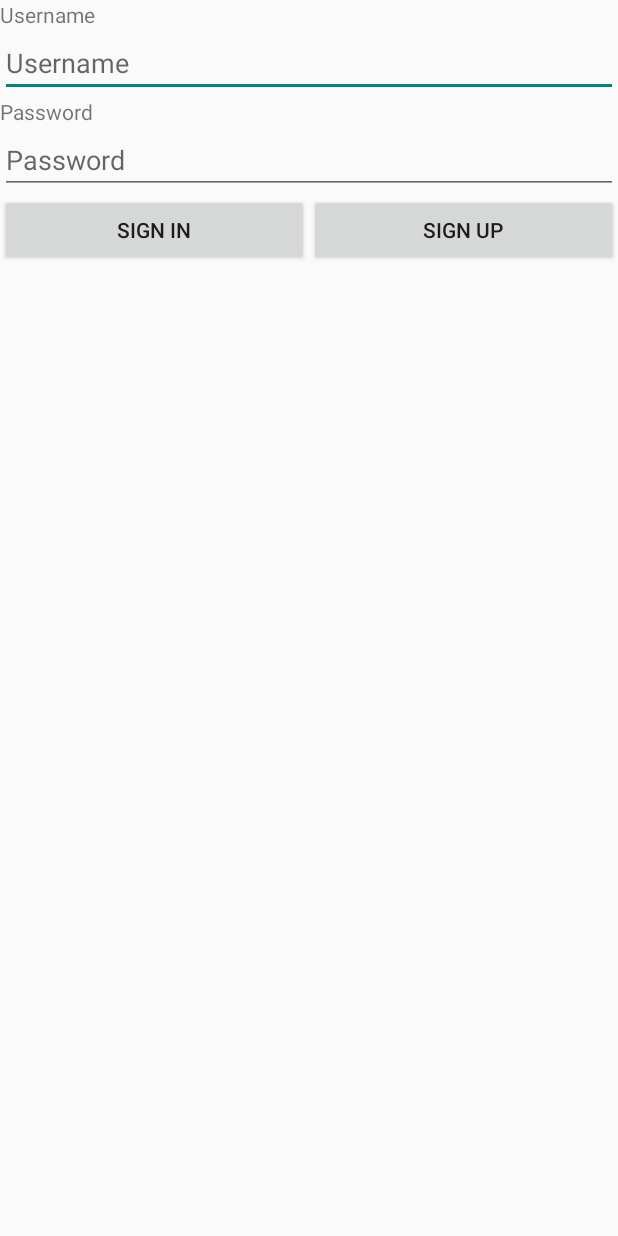
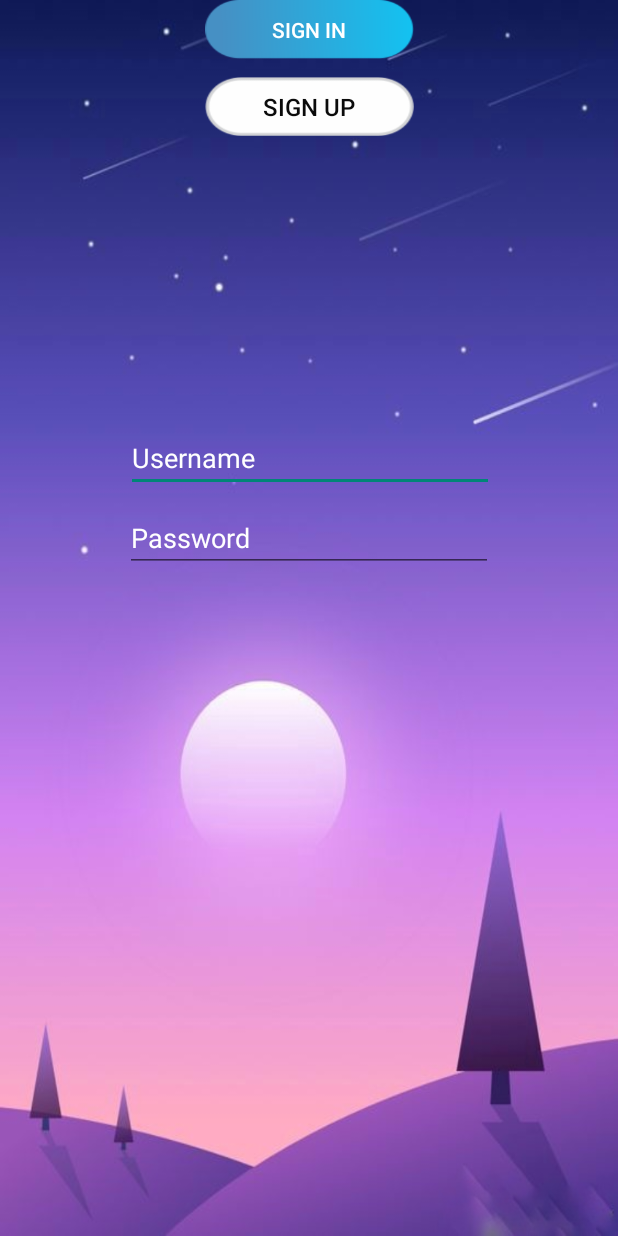
Before and after one commit to A1stTimePlay/Messenger, an Android app: the screen it shows after launch (View), on a phone screen of 412 x 824 dp. Run offline under Robolectric (Android 15) with nearby library versions, the phone set to English and light mode, and no system bars; 2 statements that could not run were skipped.

Commit message:
edit view

```diff
--- a/app/src/main/res/layout/activity_friend_list.xml
+++ b/app/src/main/res/layout/activity_friend_list.xml
@@ -17,15 +17,16 @@
 
     </android.support.design.widget.AppBarLayout>
 
+
     <android.support.v7.widget.RecyclerView
         android:id="@+id/recyclerView"
         android:layout_width="match_parent"
         android:layout_height="match_parent"
         android:layout_marginLeft="@dimen/item_offset"
+        android:layout_marginTop="@dimen/item_offset"
         android:layout_marginRight="@dimen/item_offset"
-        android:layout_marginTop="@dimen/item_offset"
+        android:background="@raw/bg_message"
         app:layout_behavior="@string/appbar_scrolling_view_behavior" />
-
 
     <android.support.design.widget.FloatingActionButton
         android:id="@+id/fabAddFriend"
--- a/app/src/main/res/layout/activity_login.xml
+++ b/app/src/main/res/layout/activity_login.xml
@@ -4,64 +4,77 @@
     xmlns:tools="http://schemas.android.com/tools"
     android:layout_width="match_parent"
     android:layout_height="match_parent"
+    android:layout_gravity="center"
+    android:background="@raw/bn"
     tools:context=".View.Login.View">
 
-    <LinearLayout
-        android:layout_width="0dp"
-        android:layout_height="0dp"
-        android:orientation="vertical"
+    <Button
+        android:id="@+id/btnSignin"
+        android:layout_width="139dp"
+        android:layout_height="39dp"
+        android:layout_marginStart="8dp"
+        android:layout_marginEnd="8dp"
+        android:background="@raw/dangnhap"
+        android:text="@string/signin"
+        android:textColor="#fff"
+        app:layout_constraintEnd_toEndOf="parent"
+        app:layout_constraintHorizontal_bias="0.502"
+        app:layout_constraintStart_toStartOf="parent"
+        tools:ignore="MissingConstraints"
+        tools:layout_editor_absoluteY="416dp" />
+
+    <EditText
+        android:id="@+id/txtTenLogin"
+        android:layout_width="245dp"
+        android:layout_height="wrap_content"
+        android:layout_marginStart="8dp"
+        android:layout_marginTop="8dp"
+        android:layout_marginEnd="8dp"
+        android:layout_marginBottom="8dp"
+        android:autofillHints=""
+        android:ems="10"
+        android:hint="@string/username"
+        android:inputType="text"
+        android:textColor="@color/white"
+        android:textColorHint="@color/white"
         app:layout_constraintBottom_toBottomOf="parent"
         app:layout_constraintEnd_toEndOf="parent"
+        app:layout_constraintHorizontal_bias="0.504"
         app:layout_constraintStart_toStartOf="parent"
-        app:layout_constraintTop_toTopOf="parent">
-
-        <TextView
-            android:id="@+id/tvUsername"
-            android:layout_width="match_parent"
-            android:layout_height="wrap_content"
-            android:text="@string/username" />
-
-        <EditText
-            android:id="@+id/etUsername"
-            android:layout_width="match_parent"
-            android:layout_height="wrap_content"
-            android:ems="10"
-            android:hint="@string/username"
-            android:inputType="textPersonName" />
-
-        <TextView
-            android:id="@+id/tvPassword"
-            android:layout_width="match_parent"
-            android:layout_height="wrap_content"
-            android:text="@string/password" />
+        app:layout_constraintTop_toTopOf="parent"
+        app:layout_constraintVertical_bias="0.36" />
 
     <EditText
         android:id="@+id/etPassword"
-            android:layout_width="match_parent"
+        android:layout_width="245dp"
         android:layout_height="wrap_content"
+        android:layout_marginStart="8dp"
+        android:layout_marginTop="8dp"
+        android:layout_marginEnd="8dp"
         android:ems="10"
         android:hint="@string/password"
-            android:inputType="textPassword" />
-
-        <LinearLayout
-            android:layout_width="match_parent"
-            android:layout_height="match_parent"
-            android:orientation="horizontal">
-
-            <Button
-                android:id="@+id/btnSignin"
-                android:layout_width="match_parent"
-                android:layout_height="wrap_content"
-                android:layout_weight="1"
-                android:text="@string/signin" />
+        android:inputType="numberPassword"
+        android:textColor="@color/white"
+        android:textColorHint="@color/white"
+        app:layout_constraintEnd_toEndOf="parent"
+        app:layout_constraintStart_toStartOf="parent"
+        app:layout_constraintTop_toBottomOf="@+id/txtTenLogin"
+        android:autofillHints="" />
 
     <Button
         android:id="@+id/btnSignup"
-                android:layout_width="match_parent"
-                android:layout_height="wrap_content"
-                android:layout_weight="1"
-                android:text="@string/signnup" />
-
-        </LinearLayout>
-    </LinearLayout>
+        android:layout_width="139dp"
+        android:layout_height="39dp"
+        android:layout_marginStart="8dp"
+        android:layout_marginTop="12dp"
+        android:layout_marginEnd="8dp"
+        android:background="@raw/dangky"
+        android:gravity="center"
+        android:text="@string/signnup"
+        android:textColor="#0b0b0b"
+        android:textSize="16sp"
+        app:layout_constraintEnd_toEndOf="parent"
+        app:layout_constraintHorizontal_bias="0.502"
+        app:layout_constraintStart_toStartOf="parent"
+        app:layout_constraintTop_toBottomOf="@+id/btnSignin" />
 </android.support.constraint.ConstraintLayout>
--- a/app/src/main/res/layout/callscreen.xml
+++ b/app/src/main/res/layout/callscreen.xml
@@ -78,16 +78,17 @@
         android:layout_height="0dp"
         android:background="@color/greyish"
         android:layout_weight="1">
+
         <Button
             android:id="@+id/hangupButton"
-            android:paddingBottom="20dp"
-            android:paddingTop="20dp"
             android:layout_width="wrap_content"
             android:layout_height="wrap_content"
             android:layout_centerInParent="true"
+            android:background="#B763E4"
+            android:paddingTop="20dp"
+            android:paddingBottom="20dp"
             android:text="END call"
-            android:textSize="20sp"
-            />
+            android:textSize="20sp" />
 
     </RelativeLayout>
 
--- a/app/src/main/res/layout/incoming.xml
+++ b/app/src/main/res/layout/incoming.xml
@@ -58,15 +58,22 @@
             android:layout_width="wrap_content"
             android:layout_height="wrap_content"
             android:text="Answer"
+            android:background="@color/xanhlacay"
             android:textSize="20sp"
+            android:textColor="@color/white"
+
             />
+
         <Button
             android:id="@+id/declineButton"
             android:layout_width="wrap_content"
             android:layout_height="wrap_content"
-            android:text="Cancel"
-            android:textSize="20sp"
-            android:layout_toRightOf="@+id/answerButton"/>
+            android:layout_marginLeft="29dp"
+            android:layout_toRightOf="@+id/answerButton"
+            android:background="@color/red"
+            android:text="decline"
+            android:textColor="@color/white"
+            android:textSize="20sp" />
 
     </RelativeLayout>
 
--- /dev/null
+++ b/app/src/main/res/raw/button_accept.xml
@@ -0,0 +1,5 @@
+<selector xmlns:android="http://schemas.android.com/apk/res/android">
+    <item android:state_pressed="true" android:raw="@raw/small_green_pressed"/>
+    <item android:state_pressed="false" android:raw="@raw/small_green_normal"/>
+    <item android:raw="@drawable/small_green_normal"/>
+</selector>
--- /dev/null
+++ b/app/src/main/res/raw/button_decline.xml
@@ -0,0 +1,5 @@
+<selector xmlns:android="http://schemas.android.com/apk/res/android">
+    <item android:state_pressed="true" android:drawable="@drawable/small_red_pressed"/>
+    <item android:state_pressed="false" android:drawable="@drawable/small_red_normal"/>
+    <item android:drawable="@drawable/small_red_normal"/>
+</selector>
--- /dev/null
+++ b/app/src/main/res/raw/button_end.xml
@@ -0,0 +1,5 @@
+<selector xmlns:android="http://schemas.android.com/apk/res/android">
+    <item android:state_pressed="true" android:drawable="@drawable/big_red_pressed"/>
+    <item android:state_pressed="false" android:drawable="@drawable/big_red_normal"/>
+    <item android:drawable="@drawable/big_red_normal"/>
+</selector>
--- a/app/src/main/res/values/colors.xml
+++ b/app/src/main/res/values/colors.xml
@@ -4,8 +4,13 @@
     <color name="colorPrimaryDark">#6200ea</color>
     <color name="colorAccent">#f50057</color>
     <color name="white">#ffffff</color>
-
+    <color name="red">#FF0000</color>
+    <color name="tim">#CC66FF</color>
     <color name="greyish">#fff2f1f2</color>
     <color name="sinch_purple">#fff2f1f2</color>
+    <color name="xanh">#CCFFFF</color>
+    <color name="tim2">#651fff</color>
+    <color name="tim3">#6633CC</color>
+    <color name="xanhlacay">#33CC33</color>
 
 </resources>
```
Also changed, not shown: app/src/main/res/raw/banner_login.jpg (deleted), app/src/main/res/raw/bg_message.png (added), app/src/main/res/raw/bn.jpg (added), app/src/main/res/raw/bng1.png (added), app/src/main/res/raw/callphone.png (added), app/src/main/res/raw/dangky.png (added), app/src/main/res/raw/dangnhap.png (added), app/src/main/res/raw/mail.png (added), app/src/main/res/raw/send.png (added), app/src/main/res/raw/small_green_normal.png (added), app/src/main/res/raw/small_red_normal.png (added). Lines whose indentation alone changed are shown as unchanged.
